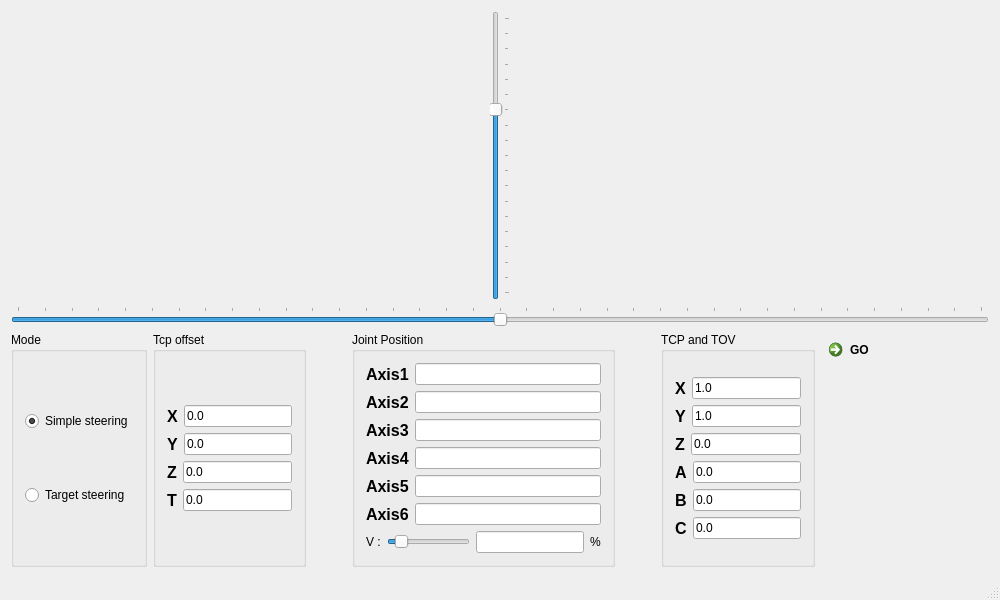
Above: mainwindow.ui from kmolLin/robotic_control before the change. Below: the same form after it.
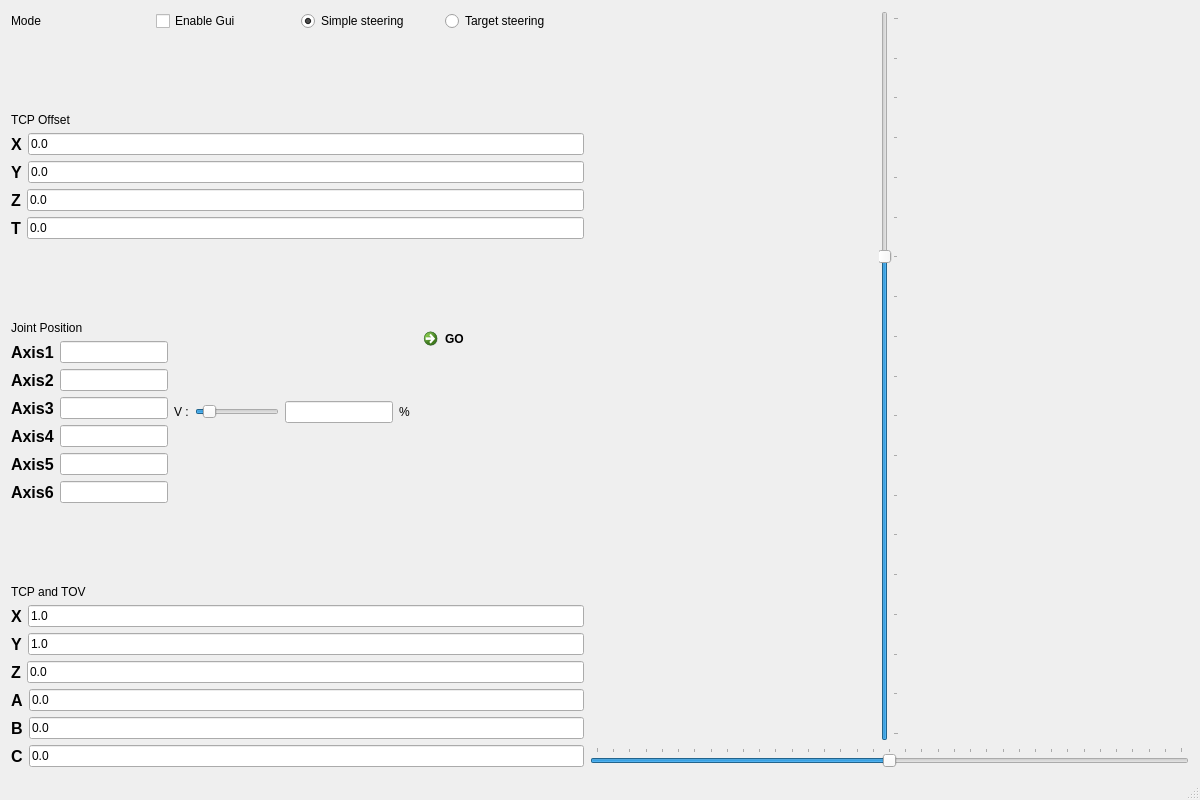
That is the form after the change.

Diff of the .ui file:
```diff
--- a/mainwindow.ui
+++ b/mainwindow.ui
@@ -6,13 +6,13 @@
    <rect>
     <x>0</x>
     <y>0</y>
-    <width>1000</width>
-    <height>600</height>
+    <width>1200</width>
+    <height>800</height>
    </rect>
   </property>
   <property name="minimumSize">
    <size>
-    <width>1000</width>
+    <width>1200</width>
     <height>600</height>
    </size>
   </property>
@@ -26,73 +26,27 @@
    <string>robotic arm</string>
   </property>
   <widget class="QWidget" name="centralWidget">
-   <layout class="QVBoxLayout" name="verticalLayout_10">
-    <item>
-     <layout class="QVBoxLayout" name="verticalLayout_6">
-      <item>
-       <layout class="QHBoxLayout" name="horizontalLayout_15">
-        <item>
-         <widget class="QSlider" name="verticalSliderPitch">
-          <property name="toolTip">
-           <string>Pitch</string>
-          </property>
-          <property name="minimum">
-           <number>-90</number>
-          </property>
-          <property name="maximum">
-           <number>90</number>
-          </property>
-          <property name="value">
-           <number>30</number>
-          </property>
-          <property name="orientation">
-           <enum>Qt::Vertical</enum>
-          </property>
-          <property name="tickPosition">
-           <enum>QSlider::TicksBelow</enum>
-          </property>
-          <property name="tickInterval">
-           <number>10</number>
-          </property>
-         </widget>
-        </item>
-        <item>
-         <layout class="QVBoxLayout" name="verticalLayout"/>
-        </item>
-       </layout>
-      </item>
-      <item>
-       <widget class="QSlider" name="horizontalSliderYaw">
-        <property name="toolTip">
-         <string>Yaw</string>
-        </property>
-        <property name="minimum">
-         <number>-180</number>
-        </property>
-        <property name="maximum">
-         <number>180</number>
-        </property>
-        <property name="orientation">
-         <enum>Qt::Horizontal</enum>
-        </property>
-        <property name="tickPosition">
-         <enum>QSlider::TicksAbove</enum>
-        </property>
-        <property name="tickInterval">
-         <number>10</number>
-        </property>
-       </widget>
-      </item>
-     </layout>
-    </item>
-    <item>
+   <layout class="QFormLayout" name="formLayout">
+    <item row="0" column="0">
      <layout class="QHBoxLayout" name="horizontalLayout_14">
       <item>
-       <widget class="QGroupBox" name="groupBox_2">
-        <property name="title">
+       <layout class="QVBoxLayout" name="verticalLayout_10">
+        <item>
+         <layout class="QHBoxLayout" name="horizontalLayout_20">
+          <item>
+           <widget class="QLabel" name="label_6">
+            <property name="text">
          <string>Mode</string>
         </property>
-        <layout class="QVBoxLayout" name="verticalLayout_7">
+           </widget>
+          </item>
+          <item>
+           <widget class="QCheckBox" name="enablegui">
+            <property name="text">
+             <string>Enable Gui</string>
+            </property>
+           </widget>
+          </item>
          <item>
           <widget class="QRadioButton" name="radioButtonSimple">
            <property name="text">
@@ -111,16 +65,29 @@
           </widget>
          </item>
         </layout>
-       </widget>
       </item>
       <item>
-       <widget class="QGroupBox" name="groupBox_3">
-        <property name="title">
-         <string>Tcp offset</string>
-        </property>
-        <layout class="QVBoxLayout" name="verticalLayout_9">
+         <spacer name="verticalSpacer">
+          <property name="orientation">
+           <enum>Qt::Vertical</enum>
+          </property>
+          <property name="sizeHint" stdset="0">
+           <size>
+            <width>20</width>
+            <height>40</height>
+           </size>
+          </property>
+         </spacer>
+        </item>
          <item>
           <layout class="QVBoxLayout" name="verticalLayout_8">
+          <item>
+           <widget class="QLabel" name="label_3">
+            <property name="text">
+             <string>TCP Offset</string>
+            </property>
+           </widget>
+          </item>
            <item>
             <layout class="QHBoxLayout" name="horizontalLayout_18">
              <item>
@@ -226,33 +193,30 @@
            </item>
           </layout>
          </item>
-        </layout>
-       </widget>
-      </item>
       <item>
-       <spacer name="horizontalSpacer">
+         <spacer name="verticalSpacer_2">
         <property name="orientation">
-         <enum>Qt::Horizontal</enum>
+           <enum>Qt::Vertical</enum>
         </property>
         <property name="sizeHint" stdset="0">
          <size>
-          <width>40</width>
-          <height>20</height>
+            <width>20</width>
+            <height>40</height>
          </size>
         </property>
        </spacer>
       </item>
       <item>
-       <widget class="QGroupBox" name="groupBoxTarget">
-        <property name="enabled">
-         <bool>true</bool>
-        </property>
-        <property name="title">
-         <string>Joint Position</string>
-        </property>
-        <layout class="QVBoxLayout" name="verticalLayout_4">
+         <layout class="QHBoxLayout" name="horizontalLayout_7">
          <item>
           <layout class="QVBoxLayout" name="verticalLayout_2">
+            <item>
+             <widget class="QLabel" name="label_4">
+              <property name="text">
+               <string>Joint Position</string>
+              </property>
+             </widget>
+            </item>
            <item>
             <layout class="QHBoxLayout" name="horizontalLayout">
              <item>
@@ -406,8 +370,6 @@
           </layout>
          </item>
          <item>
-          <layout class="QHBoxLayout" name="horizontalLayout_7">
-           <item>
             <widget class="QLabel" name="label">
              <property name="text">
               <string>V :</string>
@@ -437,32 +399,40 @@
              </property>
             </widget>
            </item>
-          </layout>
-         </item>
-        </layout>
-       </widget>
-      </item>
+          <item>
+           <widget class="QCommandLinkButton" name="commandLinkButtonGo">
+            <property name="enabled">
+             <bool>true</bool>
+            </property>
+            <property name="text">
+             <string>GO</string>
+            </property>
+           </widget>
+          </item>
+         </layout>
+        </item>
       <item>
-       <spacer name="horizontalSpacer_2">
+         <spacer name="verticalSpacer_3">
         <property name="orientation">
-         <enum>Qt::Horizontal</enum>
+           <enum>Qt::Vertical</enum>
         </property>
         <property name="sizeHint" stdset="0">
          <size>
-          <width>40</width>
-          <height>20</height>
+            <width>20</width>
+            <height>40</height>
          </size>
         </property>
        </spacer>
       </item>
-      <item>
-       <widget class="QGroupBox" name="groupBox">
-        <property name="title">
-         <string>TCP and TOV</string>
-        </property>
-        <layout class="QVBoxLayout" name="verticalLayout_5">
          <item>
           <layout class="QVBoxLayout" name="verticalLayout_3">
+          <item>
+           <widget class="QLabel" name="label_5">
+            <property name="text">
+             <string>TCP and TOV</string>
+            </property>
+           </widget>
+          </item>
            <item>
             <layout class="QHBoxLayout" name="horizontalLayout_8">
              <item>
@@ -619,15 +589,62 @@
           </layout>
          </item>
         </layout>
+      </item>
+     </layout>
+    </item>
+    <item row="0" column="1">
+     <layout class="QVBoxLayout" name="verticalLayout_6">
+      <item>
+       <layout class="QHBoxLayout" name="horizontalLayout_15">
+        <item>
+         <widget class="QSlider" name="verticalSliderPitch">
+          <property name="toolTip">
+           <string>Pitch</string>
+          </property>
+          <property name="minimum">
+           <number>-90</number>
+          </property>
+          <property name="maximum">
+           <number>90</number>
+          </property>
+          <property name="value">
+           <number>30</number>
+          </property>
+          <property name="orientation">
+           <enum>Qt::Vertical</enum>
+          </property>
+          <property name="tickPosition">
+           <enum>QSlider::TicksBelow</enum>
+          </property>
+          <property name="tickInterval">
+           <number>10</number>
+          </property>
        </widget>
       </item>
       <item>
-       <widget class="QCommandLinkButton" name="commandLinkButtonGo">
-        <property name="enabled">
-         <bool>true</bool>
+         <layout class="QVBoxLayout" name="verticalLayout"/>
+        </item>
+       </layout>
+      </item>
+      <item>
+       <widget class="QSlider" name="horizontalSliderYaw">
+        <property name="toolTip">
+         <string>Yaw</string>
         </property>
-        <property name="text">
-         <string>GO</string>
+        <property name="minimum">
+         <number>-180</number>
+        </property>
+        <property name="maximum">
+         <number>180</number>
+        </property>
+        <property name="orientation">
+         <enum>Qt::Horizontal</enum>
+        </property>
+        <property name="tickPosition">
+         <enum>QSlider::TicksAbove</enum>
+        </property>
+        <property name="tickInterval">
+         <number>10</number>
         </property>
        </widget>
       </item>
```
Left out of the diff: 2 changed lines with no effect on the pictures. Lines whose indentation alone changed are shown as unchanged.
